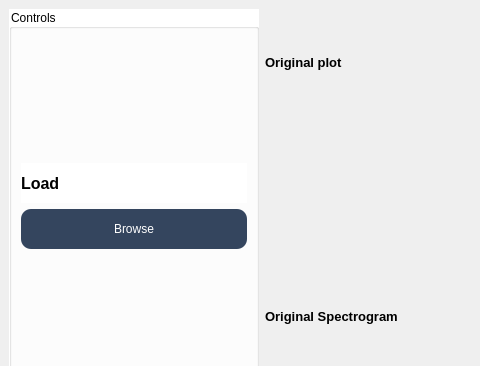
First picture: the form in task3.ui, repository malaknasser812/SBME_DSP_Signal-Equalizer, before the edit; both pictures show x 0 to 480 and y 0 to 366 of the 1077 by 896 pixel window.
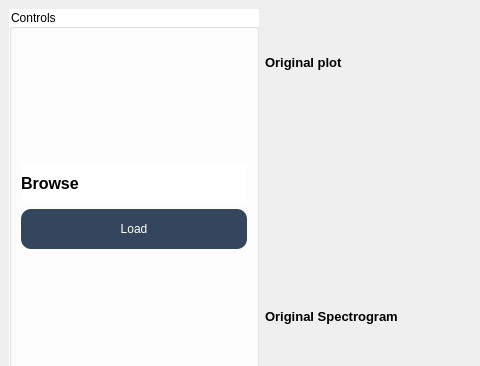
Second picture: the form after the edit. Icons and pictures are not drawn. Custom widgets are drawn as their Qt base class.

Commit message: solve show/hide

```diff
--- a/task3.ui
+++ b/task3.ui
@@ -181,7 +181,7 @@
                 </font>
                </property>
                <property name="text">
-                <string>Load</string>
+                <string>Browse</string>
                </property>
               </widget>
              </item>
@@ -217,7 +217,7 @@
 }</string>
                </property>
                <property name="text">
-                <string>Browse</string>
+                <string>Load</string>
                </property>
               </widget>
              </item>
```
